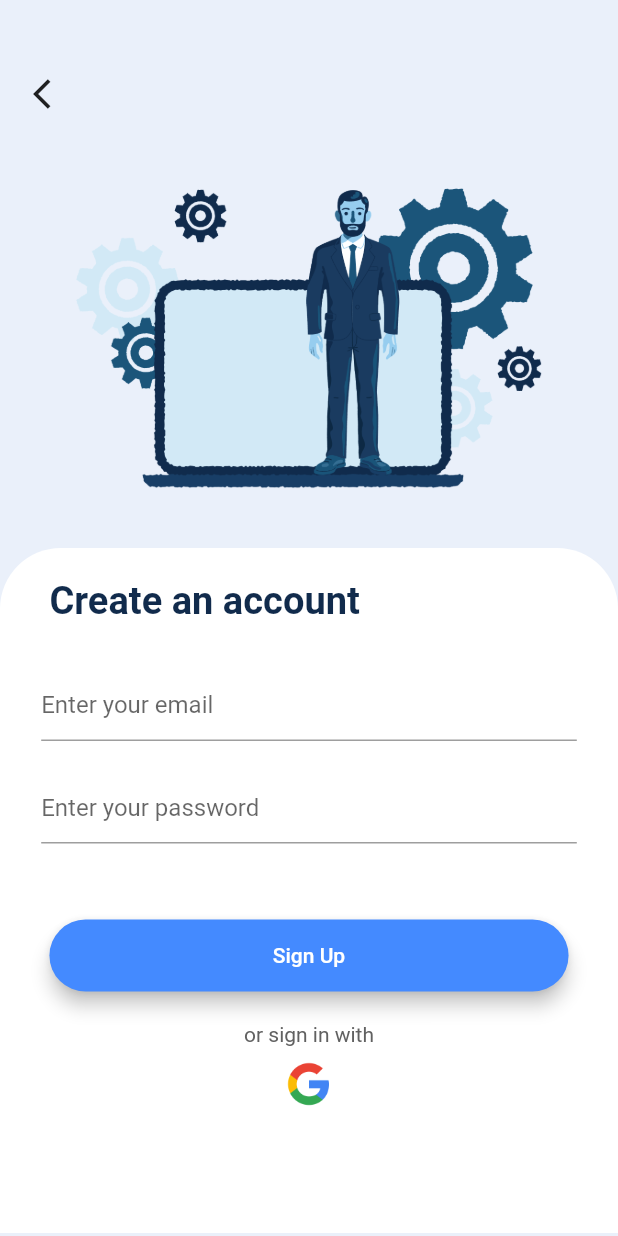
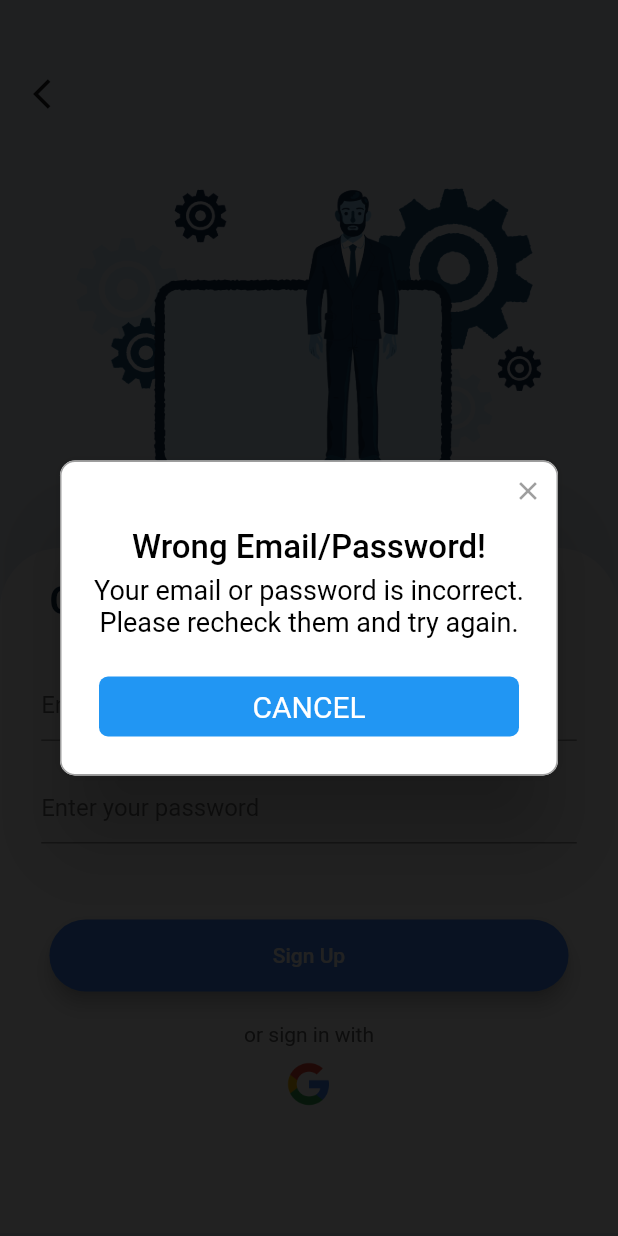
Before and after one commit to srishtiv27/MyCEO, a Flutter app: the RegistrationScreen screen opened by its route, after a tap on "Sign Up", on a phone screen of 412 x 824 dp. Run offline on Flutter 3.47's test engine with Material 2 defaults, Android fonts, the phone set to English and light mode, and no system bars; drawn by our look-alikes of rflutter_alert; our stand-ins replace cloud_firestore, firebase_auth, flutter_tindercard, font_awesome_flutter, google_sign_in, line_icons and 2 more; accounts and stored records are empty.

Commit message:
Added alert for wrong email/password

```diff
--- a/lib/login_screen.dart
+++ b/lib/login_screen.dart
@@ -4,6 +4,7 @@ import 'rounded_button.dart';
 import 'package:firebase_auth/firebase_auth.dart';
 import 'package:modal_progress_hud/modal_progress_hud.dart';
 import 'package:google_sign_in/google_sign_in.dart';
+import 'package:rflutter_alert/rflutter_alert.dart';
 
 class LoginScreen extends StatefulWidget {
   static String id = 'login_screen';
@@ -38,6 +39,12 @@ class _LoginScreenState extends State<LoginScreen> {
         setState(() {
           showSpinner = false;
         });
+        Alert(
+          context: context,
+          title: 'Wrong Email/Password!',
+          desc:
+              'Your email or password is incorrect. Please recheck them and try again.',
+        ).show();
       }
     } catch (err) {
       setState(() {
@@ -175,6 +182,12 @@ class _LoginScreenState extends State<LoginScreen> {
                             setState(() {
                               showSpinner = false;
                             });
+                            Alert(
+                              context: context,
+                              title: 'Wrong Email/Password!',
+                              desc:
+                                  'Your email or password is incorrect. Please recheck them and try again.',
+                            ).show();
                             print(e);
                           }
                         },
--- a/lib/registration_screen.dart
+++ b/lib/registration_screen.dart
@@ -4,6 +4,7 @@ import 'rounded_button.dart';
 import 'package:firebase_auth/firebase_auth.dart';
 import 'package:modal_progress_hud/modal_progress_hud.dart';
 import 'package:google_sign_in/google_sign_in.dart';
+import 'package:rflutter_alert/rflutter_alert.dart';
 
 class RegistrationScreen extends StatefulWidget {
   static String id = 'registration-screen';
@@ -20,7 +21,7 @@ class _RegistrationScreenState extends State<RegistrationScreen> {
 
   GoogleSignIn _googleSignIn = GoogleSignIn(scopes: ['email']);
 
-  _login() async {
+  void _login() async {
     try {
       setState(() {
         showSpinner = true;
@@ -36,6 +37,12 @@ class _RegistrationScreenState extends State<RegistrationScreen> {
         setState(() {
           showSpinner = false;
         });
+        Alert(
+          context: context,
+          title: 'Wrong Email/Password!',
+          desc:
+              'Your email or password is incorrect. Please recheck them and try again.',
+        ).show();
       }
     } catch (err) {
       setState(() {
@@ -45,7 +52,7 @@ class _RegistrationScreenState extends State<RegistrationScreen> {
     }
   }
 
-  _logout() {
+  void _logout() {
     _googleSignIn.signOut();
     setState(() {
       _isLoggedIn = false;
@@ -174,6 +181,12 @@ class _RegistrationScreenState extends State<RegistrationScreen> {
                               setState(() {
                                 showSpinner = false;
                               });
+                              Alert(
+                                context: context,
+                                title: 'Wrong Email/Password!',
+                                desc:
+                                    'Your email or password is incorrect. Please recheck them and try again.',
+                              ).show();
                               print(e);
                             }
                           }),
--- a/lib/welcome_screen.dart
+++ b/lib/welcome_screen.dart
@@ -15,7 +15,6 @@ class _WelcomeScreenState extends State<WelcomeScreen> {
     final screenHeight = MediaQuery.of(context).size.height;
     final screenWidth = MediaQuery.of(context).size.width;
     return Scaffold(
-//      backgroundColor: Color(0xFFf8f8ff),
       backgroundColor: Color(0xFFeaf0fa),
       body: Column(
         children: [
@@ -24,7 +23,6 @@ class _WelcomeScreenState extends State<WelcomeScreen> {
           ),
           Container(
             height: screenHeight * 0.4,
-            width: screenWidth * 1.33333,
             child: Image.asset(
               'images/welcome-image.png',
               fit: BoxFit.cover,
```
